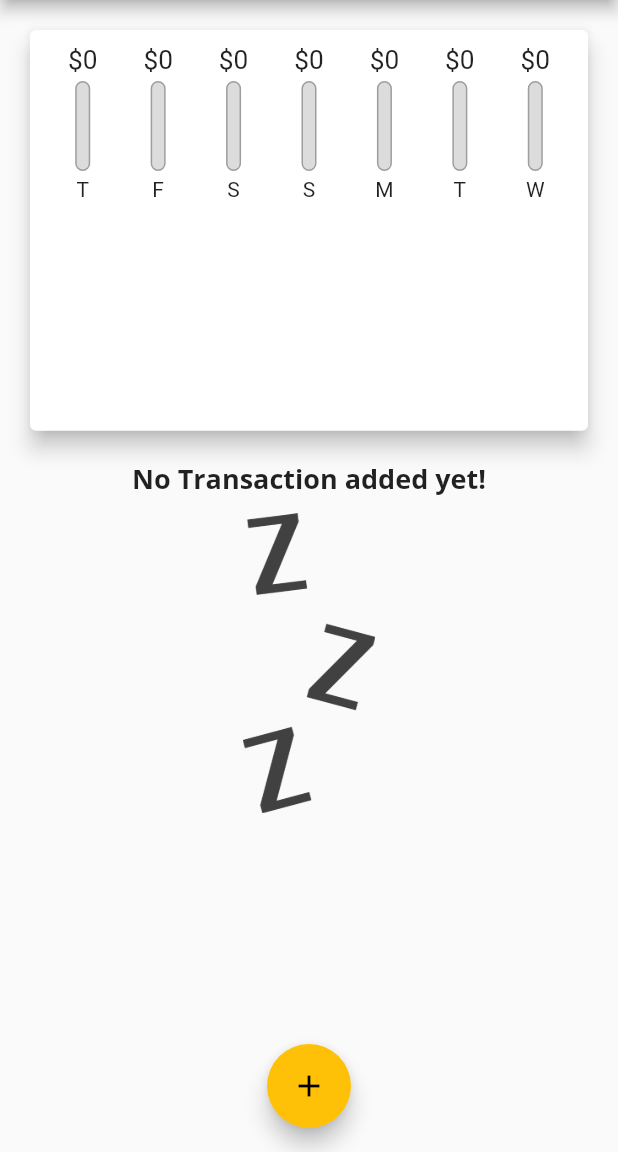
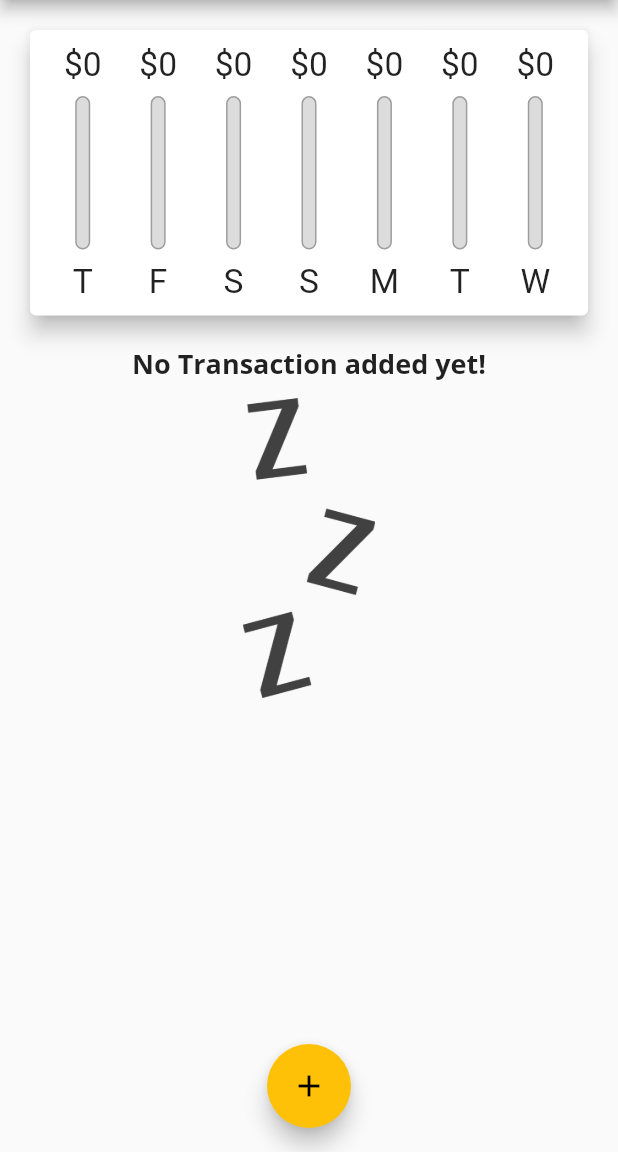
Before and after one commit to krzysztofpodmokly/budget_app_flutter, a Flutter app: the screen it shows after launch, on a phone screen of 412 x 824 dp, the part 84-1236 px from its top. Run offline on Flutter 3.47's test engine with Material 2 defaults, Android fonts, the phone set to English and light mode, and no system bars; missing offline and left inert: dart:ffi.

Commit message:
LayoutBuilder - introduce constraints

```diff
--- a/lib/main.dart
+++ b/lib/main.dart
@@ -131,13 +131,13 @@ class _MyHomePageState extends State<MyHomePage> {
                 height: (MediaQuery.of(context).size.height -
                         appBar.preferredSize.height -
                         MediaQuery.of(context).padding.top) *
-                    0.4,
+                    0.3,
                 child: Chart(_recentTransactions)),
             Container(
                 height: (MediaQuery.of(context).size.height -
                         appBar.preferredSize.height -
                         MediaQuery.of(context).padding.top) *
-                    0.6,
+                    0.7,
                 child: TransactionList(_userTransactions, _deleteTransaction)),
           ],
         ),
--- a/lib/widgets/chart_bar.dart
+++ b/lib/widgets/chart_bar.dart
@@ -12,19 +12,21 @@ class ChartBar extends StatelessWidget {
 
   @override
   Widget build(BuildContext context) {
+    return LayoutBuilder(
+      builder: (ctx, constraints) {
         return Column(
           children: [
             Container(
-          height: 20,
+              height: constraints.maxHeight * 0.15,
               child: FittedBox(
                 child: Text('\$${spendingAmount.toStringAsFixed(0)}'),
               ),
             ),
             SizedBox(
-          height: 4,
+              height: constraints.maxHeight * 0.05,
             ),
             Container(
-          height: 60,
+              height: constraints.maxHeight * 0.6,
               width: 10,
               child: Stack(
                 children: [
@@ -48,10 +50,17 @@ class ChartBar extends StatelessWidget {
               ),
             ),
             SizedBox(
-          height: 4,
+              height: constraints.maxHeight * 0.05,
             ),
-        Text(label),
+            Container(
+              height: constraints.maxHeight * 0.15,
+              child: FittedBox(
+                child: Text(label),
+              ),
+            ),
           ],
+        );
+      },
     );
   }
 }
```
Lines whose indentation alone changed are shown as unchanged.
